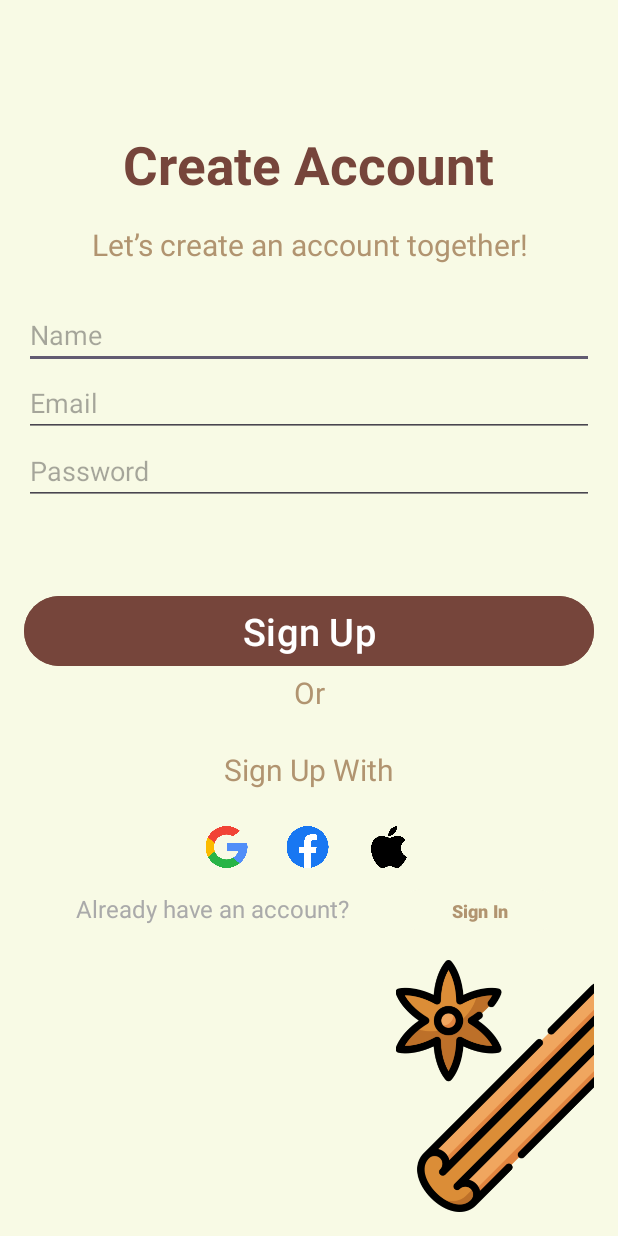
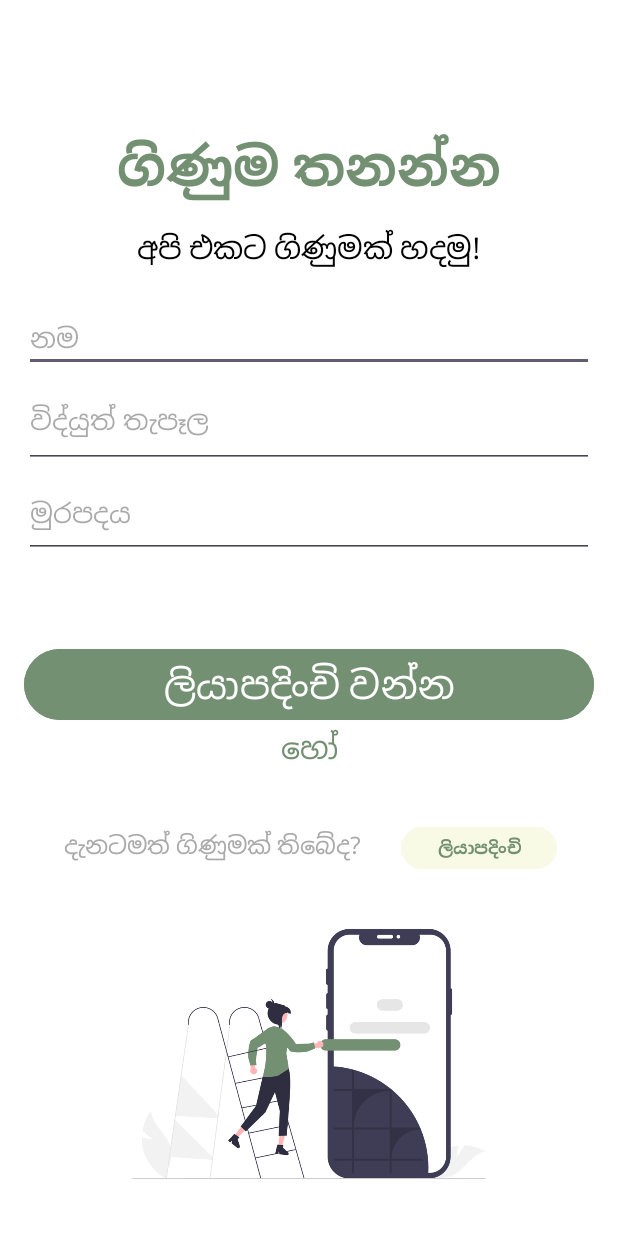
Before and after one commit to ChamodaDSilva/Cinnemease-APP, an Android app: the Sign_Up screen opened directly, with no data from a screen before it, on a phone screen of 412 x 824 dp. Run offline under Robolectric (Android 15) with nearby library versions, the phone set to English and light mode, and no system bars.

Commit message:
added beutify

```diff
--- a/app/src/main/res/layout/activity_sign_up.xml
+++ b/app/src/main/res/layout/activity_sign_up.xml
@@ -3,11 +3,11 @@
     xmlns:app="http://schemas.android.com/apk/res-auto"
     android:layout_width="match_parent"
     android:layout_height="match_parent"
+    android:background="@color/white"
+    android:focusable="auto"
     android:orientation="vertical"
-    android:padding="16dp"
-    android:background="@color/screen_bg"
 
-    >
+    android:padding="16dp">
 
     <!-- Space Heading -->
     <TextView
@@ -25,20 +25,20 @@
         android:layout_gravity="center_horizontal"
         android:layout_marginBottom="16dp"
         android:text="@string/create_account"
+        android:textColor="@color/app_primary"
         android:textSize="35sp"
-        android:textColor="@color/text_large"
         android:textStyle="bold" />
 
     <!-- "Let’s create an account together!" Heading -->
     <TextView
         android:layout_width="wrap_content"
         android:layout_height="wrap_content"
+        android:layout_gravity="center_horizontal"
+        android:layout_marginBottom="24dp"
+        android:gravity="center"
         android:text="@string/let_s_create_an_account_together"
-        android:textSize="20sp"
-        android:gravity="center"
-        android:textColor="@color/text_small"
-        android:layout_gravity="center_horizontal"
-        android:layout_marginBottom="24dp"/>
+        android:textColor="@color/black"
+        android:textSize="20sp" />
 
     <!-- Name EditText -->
     <EditText
@@ -49,10 +49,11 @@
         android:inputType="text" />
 
     <!-- Email EditText -->
+
     <EditText
         android:id="@+id/editTextEmail"
         android:layout_width="match_parent"
-        android:layout_height="wrap_content"
+        android:layout_height="64dp"
         android:hint="@string/email_sinup"
         android:inputType="textEmailAddress" />
 
@@ -60,7 +61,7 @@
     <EditText
         android:id="@+id/editTextPassword"
         android:layout_width="match_parent"
-        android:layout_height="wrap_content"
+        android:layout_height="60dp"
         android:hint="@string/password_signup"
         android:inputType="textPassword" />
 
@@ -77,11 +78,10 @@
         android:id="@+id/buttonSignUp"
         android:layout_width="match_parent"
         android:layout_height="wrap_content"
+        android:backgroundTint="@color/app_primary"
         android:text="@string/sign_up"
         android:textColor="#FFFFFF"
-        android:textSize="25sp"
-        android:backgroundTint="@color/button_bg"
-        />
+        android:textSize="25sp" />
 
     <TextView
         android:layout_width="380dp"
@@ -90,84 +90,14 @@
         android:layout_marginBottom="24dp"
         android:gravity="center"
         android:text="@string/or_signup"
-        android:textColor="@color/text_small"
-        android:textSize="20sp" />
-
-    <TextView
-        android:layout_width="380dp"
-        android:layout_height="wrap_content"
-        android:layout_gravity="center_horizontal"
-        android:layout_marginBottom="24dp"
-        android:gravity="center"
-        android:text="@string/sign_up_with"
-        android:textColor="@color/text_small"
+        android:textColor="@color/app_primary"
         android:textSize="20sp" />
 
 
     <LinearLayout
         android:layout_width="match_parent"
         android:layout_height="wrap_content"
-        android:orientation="horizontal">
-
-        <ImageButton
-            android:id="@+id/Emp_1"
-            android:layout_width="39dp"
-            android:layout_height="28dp"
-            android:layout_weight="1"
-            android:background="@android:color/transparent" />
-
-        <ImageButton
-            android:id="@+id/Emp_2"
-            android:layout_width="39dp"
-            android:layout_height="28dp"
-            android:layout_weight="1"
-            android:background="@android:color/transparent" />
-
-        <!-- Google Sign In Button -->
-        <ImageButton
-            android:id="@+id/buttonSignUpGoogle"
-            android:layout_width="39dp"
-            android:layout_height="28dp"
-            android:layout_weight="1"
-            android:background="@android:color/transparent"
-            android:scaleType="fitCenter"
-            android:src="@drawable/google_icon" />
-
-        <!-- Facebook Sign In Button -->
-        <ImageButton
-            android:id="@+id/buttonSignUpFacebook"
-            android:layout_width="39dp"
-            android:layout_height="28dp"
-            android:layout_weight="1"
-            android:background="@android:color/transparent"
-            android:scaleType="fitCenter"
-            android:src="@drawable/facebook_icon" />
-
-        <!-- Apple Sign In Button -->
-        <ImageButton
-            android:id="@+id/buttonSignUpApple"
-            android:layout_width="39dp"
-            android:layout_height="28dp"
-            android:layout_weight="1"
-            android:background="@android:color/transparent"
-            android:scaleType="fitCenter"
-            android:src="@drawable/apple_icon" />
-
-        <ImageButton
-            android:id="@+id/Emp_3"
-            android:layout_width="39dp"
-            android:layout_height="28dp"
-            android:layout_weight="1"
-            android:background="@android:color/transparent" />
-
-        <ImageButton
-            android:id="@+id/Emp_4"
-            android:layout_width="39dp"
-            android:layout_height="match_parent"
-            android:layout_weight="1"
-            android:background="@android:color/transparent" />
-
-    </LinearLayout>
+        android:orientation="horizontal"/>
 
     <LinearLayout
         android:layout_width="match_parent"
@@ -189,20 +119,20 @@
             android:id="@+id/buttonSignUp1"
             android:layout_width="104dp"
             android:layout_height="36dp"
+            android:backgroundTint="@color/screen_bg"
             android:text="@string/sign_in"
-            android:textSize="12sp"
-            android:textColor="@color/text_small"
-            android:textStyle="bold"
-            android:backgroundTint="@color/screen_bg"/>
+            android:textColor="@color/app_primary"
+            android:textSize="11dp"
+            android:textStyle="bold" />
 
     </LinearLayout>
 
     <ImageView
         android:id="@+id/imageView3"
-        android:layout_width="663dp"
-        android:layout_height="wrap_content"
+        android:layout_width="match_parent"
+        android:layout_height="match_parent"
         android:layout_weight="1"
-        app:srcCompat="@drawable/cinnamon" />
+        app:srcCompat="@drawable/create" />
 
 
 </LinearLayout>
--- a/app/src/main/res/layout/fragment_home.xml
+++ b/app/src/main/res/layout/fragment_home.xml
@@ -38,7 +38,7 @@
                 android:layout_width="match_parent"
                 android:layout_height="300dp"
                 android:background="@color/app_background"
-                android:src="@drawable/famer" />
+                android:src="@drawable/greeting" />
 
             <TextView
                 android:layout_marginTop="10dp"
--- a/app/src/main/res/values/strings.xml
+++ b/app/src/main/res/values/strings.xml
@@ -1,23 +1,23 @@
 <resources>
     <string name="app_name">CinnaMease</string>
     <string name="cinnamease">CinnaMease</string>
-    <string name="hello_again">Hello Again!</string>
-    <string name="welcome_back_you_ve_been_missed">Welcome Back! You’ve Been Missed!</string>
-    <string name="email">Email</string>
-    <string name="password">Password</string>
-    <string name="sign_in">Sign In</string>
+    <string name="hello_again">ආයුබෝවන්!</string>
+    <string name="welcome_back_you_ve_been_missed">ආපසු සාදරයෙන් පිළිගනිමු! ඔබව නැවත දැකීම සතුටක්!</string>
+    <string name="email">විද්යුත් තැපෑල</string>
+    <string name="password">මුරපදය</string>
+    <string name="sign_in">ලියාපදිංචි වන්න</string>
     <string name="or">Or</string>
-    <string name="sign_in_with">Sign In With</string>
-    <string name="don_t_have_an_account_sign_in">Don’t have an account? ?</string>
-    <string name="create_account">Create Account</string>
-    <string name="let_s_create_an_account_together">Let’s create an account together!</string>
-    <string name="name">Name</string>
-    <string name="email_sinup">Email</string>
-    <string name="password_signup">Password</string>
-    <string name="sign_up">Sign Up</string>
-    <string name="or_signup">Or</string>
-    <string name="sign_up_with">Sign Up With</string>
-    <string name="already_have_an_account">Already have an account?</string>
+    <string name="sign_in_with">පුරනය වන්න</string>
+    <string name="don_t_have_an_account_sign_in">ගිණුමක් නැද්ද?</string>
+    <string name="create_account">ගිණුම තනන්න</string>
+    <string name="let_s_create_an_account_together">අපි එකට ගිණුමක් හදමු!</string>
+    <string name="name">නම</string>
+    <string name="email_sinup">විද්යුත් තැපෑල</string>
+    <string name="password_signup">මුරපදය</string>
+    <string name="sign_up">ලියාපදිංචි වන්න</string>
+    <string name="or_signup">හෝ</string>
+    <string name="sign_up_with">මෙහි ලියාපදිංචි වන්න</string>
+    <string name="already_have_an_account">දැනටමත් ගිණුමක් තිබේද?</string>
     <string name="output_page">OutPut Page</string>]
     <string name="matured_yayy">Matured, Yayy!</string>
     <string name="scan_nav">අස්වනු පරීක්ෂාව</string>
```
Also changed, not shown: app/src/main/res/layout/activity_sign_in.xml (+14 -65 lines), app/src/main/res/layout/fragment_scan.xml (+7 -7 lines), app/src/main/res/drawable/banner.png (added), app/src/main/res/drawable/create.png (added), app/src/main/res/drawable/greeting.png (added).
